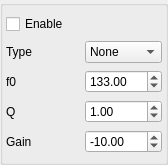
This is damc_gui/Equalizer.ui in amurzeau/damc as Qt 5 draws it before an edit. The edited form follows.
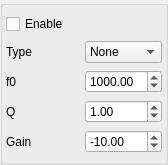
This is the edited form.

Commit message: damc_gui: ajust min/max values for equalizer

Patch:
```diff
--- a/damc_gui/Equalizer.ui
+++ b/damc_gui/Equalizer.ui
@@ -72,7 +72,7 @@
          <double>96000.000000000000000</double>
         </property>
         <property name="value">
-         <double>133.000000000000000</double>
+         <double>1000.000000000000000</double>
         </property>
        </widget>
       </item>
```
Left out of the diff: 2 changed lines with no effect on the pictures.
